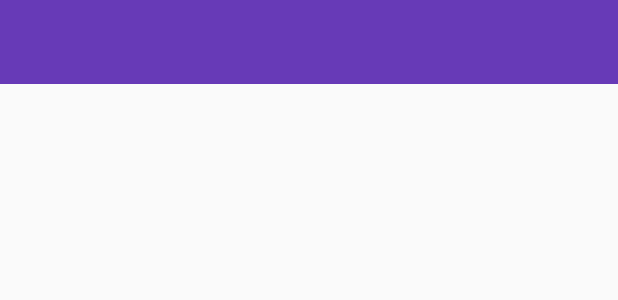
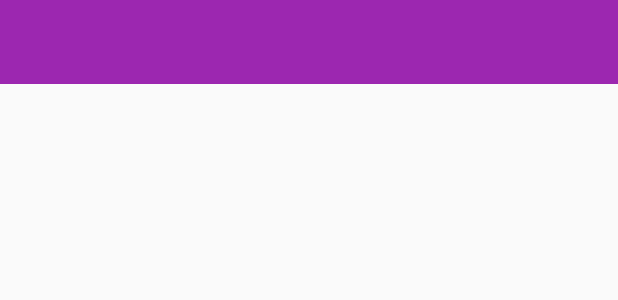
Before and after one commit to amanjpro/splittimer, an Android app: the layout toolbar.xml on its own in the app's theme, with its tools: preview values and no code run, on a phone screen of 412 x 824 dp. Shown: the top 300 px of the screen. Run offline under Robolectric (Android 15) with nearby library versions, the phone set to English and light mode, and no system bars.

Commit message:
Use the purple theme

```diff
--- a/app/src/main/res/layout/toolbar.xml
+++ b/app/src/main/res/layout/toolbar.xml
@@ -30,11 +30,13 @@
   -->
 <android.support.v7.widget.Toolbar
     xmlns:android="http://schemas.android.com/apk/res/android"
+    xmlns:local="http://schemas.android.com/apk/res-auto"
     android:id="@+id/toolbar"
     android:layout_height="wrap_content"
     android:layout_width="match_parent"
     android:fitsSystemWindows="true"
     android:minHeight="?attr/actionBarSize"
-    android:theme="@style/ThemeOverlay.AppCompat.Dark.ActionBar"
-    android:background="?attr/colorPrimaryDark">
+    android:background="?attr/colorPrimary"
+    local:theme="@style/ThemeOverlay.AppCompat.Dark.ActionBar"
+    local:popupTheme="@style/ThemeOverlay.AppCompat.Light">
 </android.support.v7.widget.Toolbar>
--- a/app/src/main/res/values-v21/styles.xml
+++ b/app/src/main/res/values-v21/styles.xml
@@ -42,6 +42,6 @@
     </style>
     <style name="DrawerArrowStyle" parent="Widget.AppCompat.DrawerArrowToggle">
         <item name="spinBars">true</item>
-        <item name="color">@android:color/white</item>
+        <!--<item name="color">@android:color/white</item>-->
     </style>
 </resources>
--- a/app/src/main/res/values/colors.xml
+++ b/app/src/main/res/values/colors.xml
@@ -1,9 +1,6 @@
 <?xml version="1.0" encoding="utf-8"?>
 <resources>
-    <color name="colorPrimary">#512DA8</color>
-    <color name="colorPrimaryDark">#673AB7</color>
-    <color name="colorAccent">#FF4081</color>
-    <color name="textColor">#757575</color>
-    <color name="textColorPrimary">#212121</color>
-    <color name="textColorSecondary">#757575</color>
+    <color name="colorPrimary">#9C27B0</color>
+    <color name="colorPrimaryDark">#7B1FA2</color>
+    <color name="colorAccent">#FF80AB</color>
 </resources>
--- a/app/src/main/res/values/styles.xml
+++ b/app/src/main/res/values/styles.xml
@@ -38,15 +38,12 @@
         <item name="colorPrimary">@color/colorPrimary</item>
         <item name="colorPrimaryDark">@color/colorPrimaryDark</item>
         <item name="colorAccent">@color/colorAccent</item>
-        <item name="android:textColor">@color/textColor</item>
-        <item name="android:textColorPrimary">@color/textColorPrimary</item>
-        <item name="android:textColorSecondary">@color/textColorSecondary</item>
         <item name="windowNoTitle">true</item>
         <item name="windowActionBar">false</item>
         <item name="drawerArrowStyle">@style/DrawerArrowStyle</item>
     </style>
     <style name="DrawerArrowStyle" parent="Widget.AppCompat.DrawerArrowToggle">
         <item name="spinBars">true</item>
-        <item name="color">@android:color/white</item>
+        <!--<item name="color">@android:color/white</item>-->
     </style>
 </resources>
```
Also changed, not shown: app/src/main/res/drawable-hdpi/ic_action_lap_inactive.png (deleted), app/src/main/res/drawable-hdpi/ic_action_save_inactive.png (deleted), app/src/main/res/drawable-mdpi/ic_action_lap_inactive.png (deleted), app/src/main/res/drawable-mdpi/ic_action_save_inactive.png (deleted), app/src/main/res/drawable-xhdpi/ic_action_lap_inactive.png (deleted), app/src/main/res/drawable-xhdpi/ic_action_save_inactive.png (deleted), app/src/main/res/drawable-xxhdpi/ic_action_lap_inactive.png (deleted), app/src/main/res/drawable-xxhdpi/ic_action_save_inactive.png (deleted).
